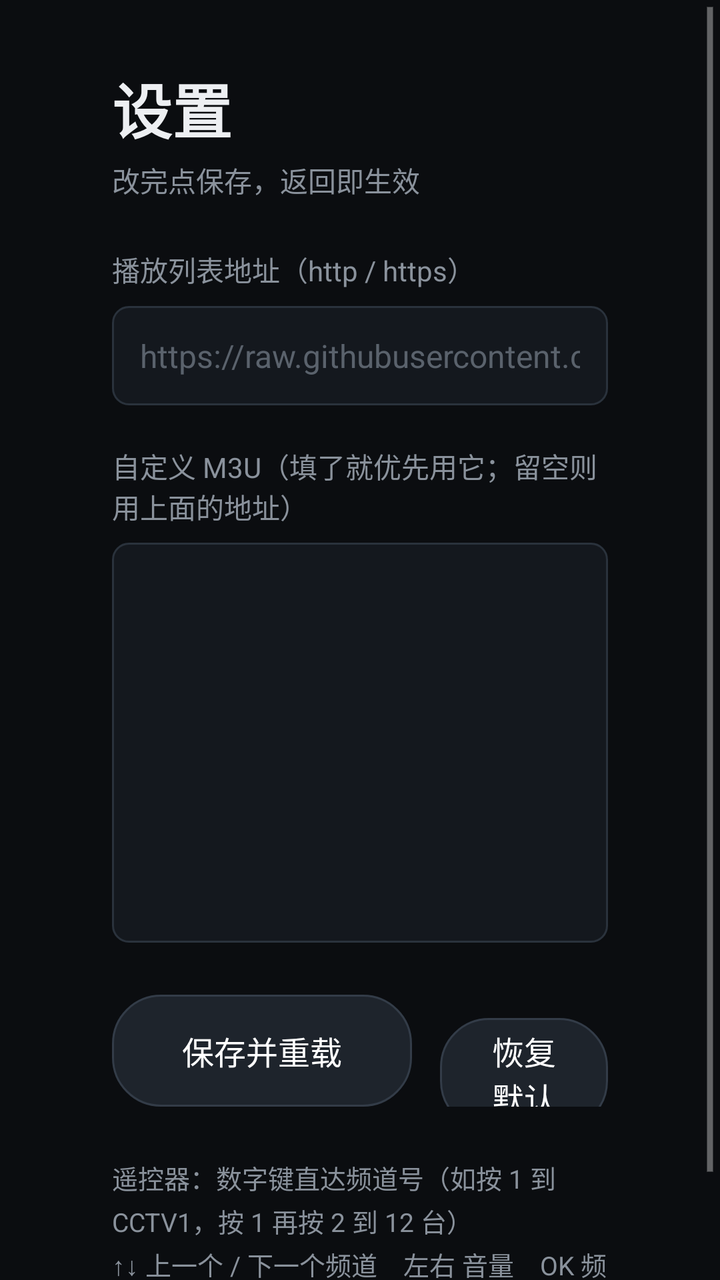
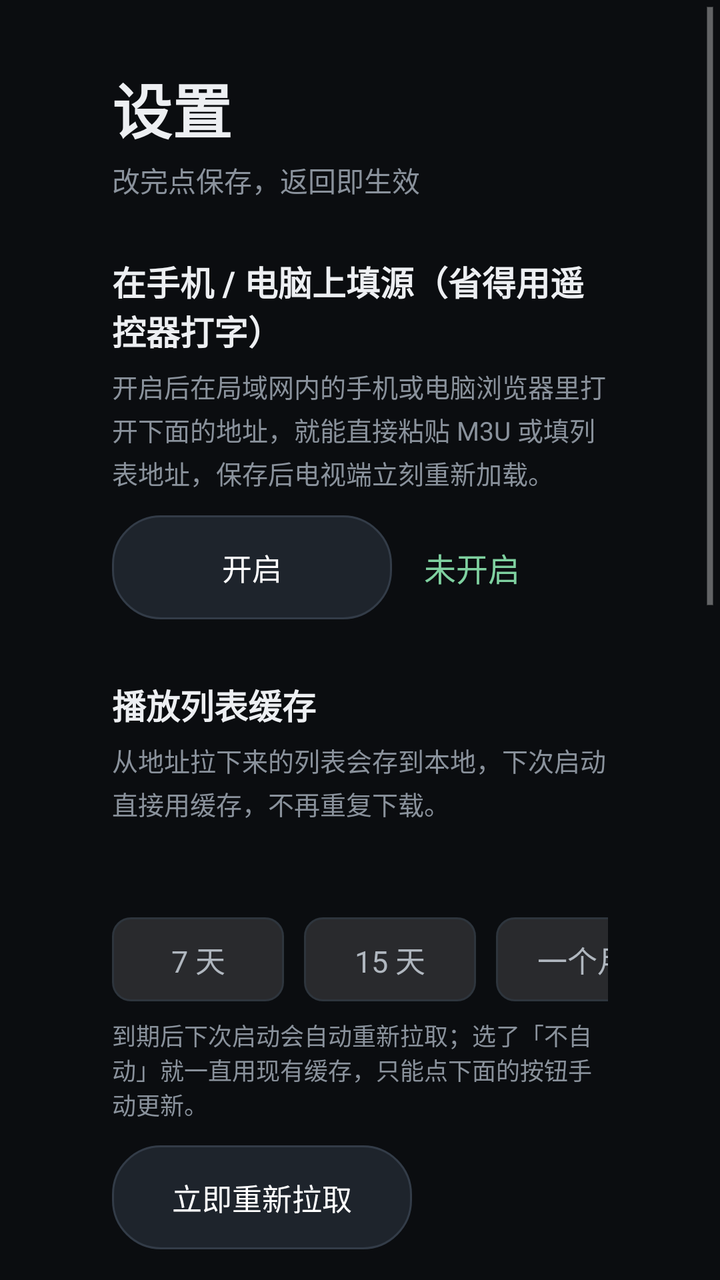

The first picture is an Android layout as it rendered before a commit; the second is the same layout after the commit. The layout source and the unified diff follow.
<!-- AndroidManifest.xml: application theme AppTheme -->
<!-- res/layout/activity_settings.xml -->
<?xml version="1.0" encoding="utf-8"?>
<ScrollView xmlns:android="http://schemas.android.com/apk/res/android"
    android:layout_width="match_parent"
    android:layout_height="match_parent"
    android:background="@color/bg"
    android:fillViewport="true">

    <LinearLayout
        android:layout_width="match_parent"
        android:layout_height="wrap_content"
        android:orientation="vertical"
        android:paddingBottom="32dp"
        android:paddingLeft="56dp"
        android:paddingRight="56dp"
        android:paddingTop="32dp">

        <TextView
            android:layout_width="wrap_content"
            android:layout_height="wrap_content"
            android:text="设置"
            android:textColor="@color/text"
            android:textSize="30sp"
            android:textStyle="bold" />

        <TextView
            android:layout_width="wrap_content"
            android:layout_height="wrap_content"
            android:layout_marginTop="4dp"
            android:text="改完点保存，返回即生效"
            android:textColor="@color/text_dim"
            android:textSize="14sp" />

        <TextView
            android:layout_width="wrap_content"
            android:layout_height="wrap_content"
            android:layout_marginTop="24dp"
            android:text="播放列表地址（http / https）"
            android:textColor="@color/text_dim"
            android:textSize="14sp" />

        <EditText
            android:id="@+id/url_input"
            android:layout_width="match_parent"
            android:layout_height="wrap_content"
            android:layout_marginTop="8dp"
            android:background="@drawable/field_bg"
            android:hint="https://raw.githubusercontent.com/mmaotv/cqcuiptv/main/cqcu-tv.m3u"
            android:inputType="textUri"
            android:maxLines="1"
            android:padding="14dp"
            android:singleLine="true"
            android:textColor="@color/text"
            android:textColorHint="#FF5A626C"
            android:textSize="16sp" />

        <TextView
            android:layout_width="wrap_content"
            android:layout_height="wrap_content"
            android:layout_marginTop="20dp"
            android:text="自定义 M3U（填了就优先用它；留空则用上面的地址）"
            android:textColor="@color/text_dim"
            android:textSize="14sp" />

        <EditText
            android:id="@+id/custom_input"
            android:layout_width="match_parent"
            android:layout_height="200dp"
            android:layout_marginTop="8dp"
            android:background="@drawable/field_bg"
            android:fontFamily="monospace"
            android:gravity="top|left"
            android:inputType="textMultiLine|textNoSuggestions"
            android:padding="14dp"
            android:scrollbars="vertical"
            android:textColor="@color/text"
            android:textColorHint="#FF5A626C"
            android:textSize="13sp" />

        <LinearLayout
            android:layout_width="match_parent"
            android:layout_height="wrap_content"
            android:layout_marginTop="26dp"
            android:orientation="horizontal">

            <Button
                android:id="@+id/btn_save"
                android:layout_width="wrap_content"
                android:layout_height="56dp"
                android:background="@drawable/btn_bg"
                android:minWidth="150dp"
                android:paddingLeft="26dp"
                android:paddingRight="26dp"
                android:text="保存并重载"
                android:textColor="#FFFFFFFF"
                android:textSize="16sp" />

            <Button
                android:id="@+id/btn_reset"
                android:layout_width="wrap_content"
                android:layout_height="56dp"
                android:layout_marginLeft="14dp"
                android:background="@drawable/btn_bg"
                android:minWidth="130dp"
                android:paddingLeft="24dp"
                android:paddingRight="24dp"
                android:text="恢复默认"
                android:textColor="#FFFFFFFF"
                android:textSize="16sp" />

            <Button
                android:id="@+id/btn_cancel"
                android:layout_width="wrap_content"
                android:layout_height="56dp"
                android:layout_marginLeft="14dp"
                android:background="@drawable/btn_bg"
                android:minWidth="110dp"
                android:paddingLeft="24dp"
                android:paddingRight="24dp"
                android:text="取消"
                android:textColor="#FFFFFFFF"
                android:textSize="16sp" />
        </LinearLayout>

        <TextView
            android:layout_width="match_parent"
            android:layout_height="wrap_content"
            android:layout_marginTop="26dp"
            android:lineSpacingExtra="3dp"
            android:text="遥控器：数字键直达频道号（如按 1 到 CCTV1，按 1 再按 2 到 12 台）\n↑↓ 上一个 / 下一个频道　左右 音量　OK 频道列表　MENU 或长按 OK 进本页"
            android:textColor="@color/text_dim"
            android:textSize="13sp" />
    </LinearLayout>
</ScrollView>
<!-- resources referenced by this layout -->
<resources>
  <color name="bg">#FF0B0D10</color>
  <color name="text">#FFEDEFF2</color>
  <color name="text_dim">#FF8A929C</color>
  <!-- drawable btn_bg (drawable) -->
  <?xml version="1.0" encoding="utf-8"?>
  <selector xmlns:android="http://schemas.android.com/apk/res/android">
      <item android:state_focused="true">
          <shape android:shape="rectangle">
              <solid android:color="@color/accent" />
              <corners android:radius="24dp" />
          </shape>
      </item>
      <item android:state_pressed="true">
          <shape android:shape="rectangle">
              <solid android:color="#CCFF3B30" />
              <corners android:radius="24dp" />
          </shape>
      </item>
      <item>
          <shape android:shape="rectangle">
              <solid android:color="#1E242C" />
              <corners android:radius="24dp" />
              <stroke
                  android:width="1dp"
                  android:color="#333C48" />
          </shape>
      </item>
  </selector>
  <!-- drawable field_bg (drawable) -->
  <?xml version="1.0" encoding="utf-8"?>
  <selector xmlns:android="http://schemas.android.com/apk/res/android">
      <item android:state_focused="true">
          <shape android:shape="rectangle">
              <solid android:color="#1A1F26" />
              <corners android:radius="8dp" />
              <stroke
                  android:width="2dp"
                  android:color="@color/accent" />
          </shape>
      </item>
      <item>
          <shape android:shape="rectangle">
              <solid android:color="#14181E" />
              <corners android:radius="8dp" />
              <stroke
                  android:width="1dp"
                  android:color="#2A323C" />
          </shape>
      </item>
  </selector>
  <style name="AppTheme" parent="@android:style/Theme.Holo.NoActionBar.Fullscreen">
          <item name="android:windowBackground">@color/bg</item>
          <item name="android:colorBackground">@color/bg</item>
          <item name="android:windowNoTitle">true</item>
      </style>
  <color name="accent">#FF3B30</color>
</resources>

<!-- the commit's change to res/layout/activity_settings.xml (unified diff, before → after) -->
@@ -9,7 +9,7 @@
         android:layout_width="match_parent"
         android:layout_height="wrap_content"
         android:orientation="vertical"
-        android:paddingBottom="32dp"
+        android:paddingBottom="40dp"
         android:paddingLeft="56dp"
         android:paddingRight="56dp"
         android:paddingTop="32dp">
@@ -30,10 +30,181 @@
             android:textColor="@color/text_dim"
             android:textSize="14sp" />
 
-        <TextView
-            android:layout_width="wrap_content"
-            android:layout_height="wrap_content"
-            android:layout_marginTop="24dp"
+        
+        <TextView
+            android:layout_width="wrap_content"
+            android:layout_height="wrap_content"
+            android:layout_marginTop="28dp"
+            android:text="在手机 / 电脑上填源（省得用遥控器打字）"
+            android:textColor="@color/text"
+            android:textSize="17sp"
+            android:textStyle="bold" />
+
+        <TextView
+            android:layout_width="match_parent"
+            android:layout_height="wrap_content"
+            android:layout_marginTop="6dp"
+            android:lineSpacingExtra="3dp"
+            android:text="开启后在局域网内的手机或电脑浏览器里打开下面的地址，就能直接粘贴 M3U 或填列表地址，保存后电视端立刻重新加载。"
+            android:textColor="@color/text_dim"
+            android:textSize="13sp" />
+
+        <LinearLayout
+            android:layout_width="match_parent"
+            android:layout_height="wrap_content"
+            android:layout_marginTop="12dp"
+            android:gravity="center_vertical"
+            android:orientation="horizontal">
+
+            <Button
+                android:id="@+id/btn_cfg_toggle"
+                android:layout_width="wrap_content"
+                android:layout_height="52dp"
+                android:background="@drawable/btn_bg"
+                android:minWidth="140dp"
+                android:paddingLeft="22dp"
+                android:paddingRight="22dp"
+                android:text="开启"
+                android:textColor="#FFFFFFFF"
+                android:textSize="15sp" />
+
+            <TextView
+                android:id="@+id/cfg_url"
+                android:layout_width="0dp"
+                android:layout_height="wrap_content"
+                android:layout_marginLeft="16dp"
+                android:layout_weight="1"
+                android:fontFamily="monospace"
+                android:text="未开启"
+                android:textColor="#FF7FD1A0"
+                android:textIsSelectable="true"
+                android:textSize="16sp" />
+        </LinearLayout>
+
+        
+        <TextView
+            android:layout_width="wrap_content"
+            android:layout_height="wrap_content"
+            android:layout_marginTop="30dp"
+            android:text="播放列表缓存"
+            android:textColor="@color/text"
+            android:textSize="17sp"
+            android:textStyle="bold" />
+
+        <TextView
+            android:layout_width="match_parent"
+            android:layout_height="wrap_content"
+            android:layout_marginTop="6dp"
+            android:lineSpacingExtra="3dp"
+            android:text="从地址拉下来的列表会存到本地，下次启动直接用缓存，不再重复下载。"
+            android:textColor="@color/text_dim"
+            android:textSize="13sp" />
+
+        <TextView
+            android:id="@+id/cache_state"
+            android:layout_width="match_parent"
+            android:layout_height="wrap_content"
+            android:layout_marginTop="10dp"
+            android:text=""
+            android:textColor="#FF7FD1A0"
+            android:textSize="13sp" />
+
+        <HorizontalScrollView
+            android:layout_width="match_parent"
+            android:layout_height="wrap_content"
+            android:layout_marginTop="10dp"
+            android:scrollbars="none">
+
+            <LinearLayout
+                android:layout_width="wrap_content"
+                android:layout_height="wrap_content"
+                android:layout_marginTop="10dp"
+                android:orientation="horizontal">
+
+                <TextView
+                    android:id="@+id/ttl_0"
+                    android:layout_width="wrap_content"
+                    android:layout_height="42dp"
+                    android:background="@drawable/chip_bg"
+                    android:gravity="center"
+                    android:minWidth="86dp"
+                    android:paddingLeft="16dp"
+                    android:paddingRight="16dp"
+                    android:text="7 天"
+                    android:textColor="@color/chip_text"
+                    android:textSize="15sp" />
+
+                <TextView
+                    android:id="@+id/ttl_1"
+                    android:layout_width="wrap_content"
+                    android:layout_height="42dp"
+                    android:layout_marginLeft="10dp"
+                    android:background="@drawable/chip_bg"
+                    android:gravity="center"
+                    android:minWidth="86dp"
+                    android:paddingLeft="16dp"
+                    android:paddingRight="16dp"
+                    android:text="15 天"
+                    android:textColor="@color/chip_text"
+                    android:textSize="15sp" />
+
+                <TextView
+                    android:id="@+id/ttl_2"
+                    android:layout_width="wrap_content"
+                    android:layout_height="42dp"
+                    android:layout_marginLeft="10dp"
+                    android:background="@drawable/chip_bg"
+                    android:gravity="center"
+                    android:minWidth="86dp"
+                    android:paddingLeft="16dp"
+                    android:paddingRight="16dp"
+                    android:text="一个月"
+                    android:textColor="@color/chip_text"
+                    android:textSize="15sp" />
+
+                <TextView
+                    android:id="@+id/ttl_3"
+                    android:layout_width="wrap_content"
+                    android:layout_height="42dp"
+                    android:layout_marginLeft="10dp"
+                    android:background="@drawable/chip_bg"
+                    android:gravity="center"
+                    android:minWidth="86dp"
+                    android:paddingLeft="16dp"
+                    android:paddingRight="16dp"
+                    android:text="不自动"
+                    android:textColor="@color/chip_text"
+                    android:textSize="15sp" />
+            </LinearLayout>
+
+        </HorizontalScrollView>
+
+        <TextView
+            android:layout_width="match_parent"
+            android:layout_height="wrap_content"
+            android:layout_marginTop="8dp"
+            android:text="到期后下次启动会自动重新拉取；选了「不自动」就一直用现有缓存，只能点下面的按钮手动更新。"
+            android:textColor="@color/text_dim"
+            android:textSize="12sp" />
+
+        <Button
+            android:id="@+id/btn_refresh"
+            android:layout_width="wrap_content"
+            android:layout_height="52dp"
+            android:layout_marginTop="12dp"
+            android:background="@drawable/btn_bg"
+            android:minWidth="150dp"
+            android:paddingLeft="22dp"
+            android:paddingRight="22dp"
+            android:text="立即重新拉取"
+            android:textColor="#FFFFFFFF"
+            android:textSize="15sp" />
+
+        
+        <TextView
+            android:layout_width="wrap_content"
+            android:layout_height="wrap_content"
+            android:layout_marginTop="30dp"
             android:text="播放列表地址（http / https）"
             android:textColor="@color/text_dim"
             android:textSize="14sp" />
@@ -126,7 +297,7 @@
             android:layout_height="wrap_content"
             android:layout_marginTop="26dp"
             android:lineSpacingExtra="3dp"
-            android:text="遥控器：数字键直达频道号（如按 1 到 CCTV1，按 1 再按 2 到 12 台）\n↑↓ 上一个 / 下一个频道　左右 音量　OK 频道列表　MENU 或长按 OK 进本页"
+            android:text="遥控器：数字键直达频道号（如按 1 到 CCTV1，按 1 再按 2 到 12 台）\n↑↓ 上一个 / 下一个频道　左右 音量　OK 频道列表　INFO 节目单　MENU 或长按 OK 进本页\n\n触摸屏：单击显示 / 隐藏台标，双击频道列表，左右滑动换台，上下滑动调音量，长按进设置"
             android:textColor="@color/text_dim"
             android:textSize="13sp" />
     </LinearLayout>
<!-- resource entries referenced after the edit -->
@@ -25,6 +25,25 @@
               <stroke
                   android:width="1dp"
                   android:color="#333C48" />
+          </shape>
+      </item>
+  </selector>
+  <!-- drawable chip_bg (drawable) -->
+  <?xml version="1.0" encoding="utf-8"?>
+  <selector xmlns:android="http://schemas.android.com/apk/res/android">
+      <item android:state_selected="true">
+          <shape android:shape="rectangle">
+              <solid android:color="#FF2F6BFF" />
+              <corners android:radius="9dp" />
+          </shape>
+      </item>
+      <item>
+          <shape android:shape="rectangle">
+              <solid android:color="#1FFFFFFF" />
+              <corners android:radius="9dp" />
+              <stroke
+                  android:width="1dp"
+                  android:color="#2E353D" />
           </shape>
       </item>
   </selector>
